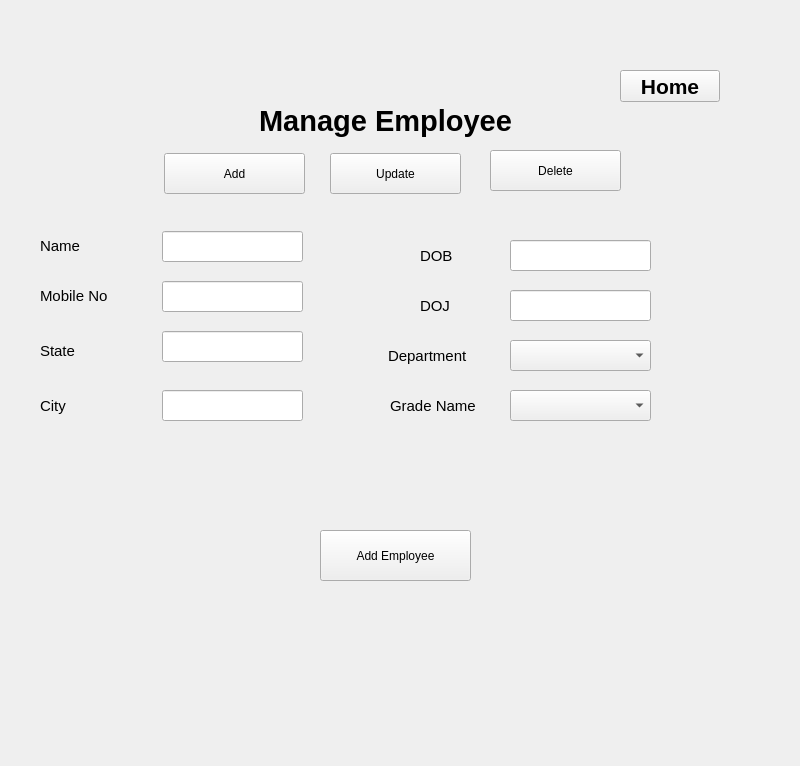
Qt form manageemployeewidget.ui (purvil-patel/Employee_Payroll_System) before a commit.
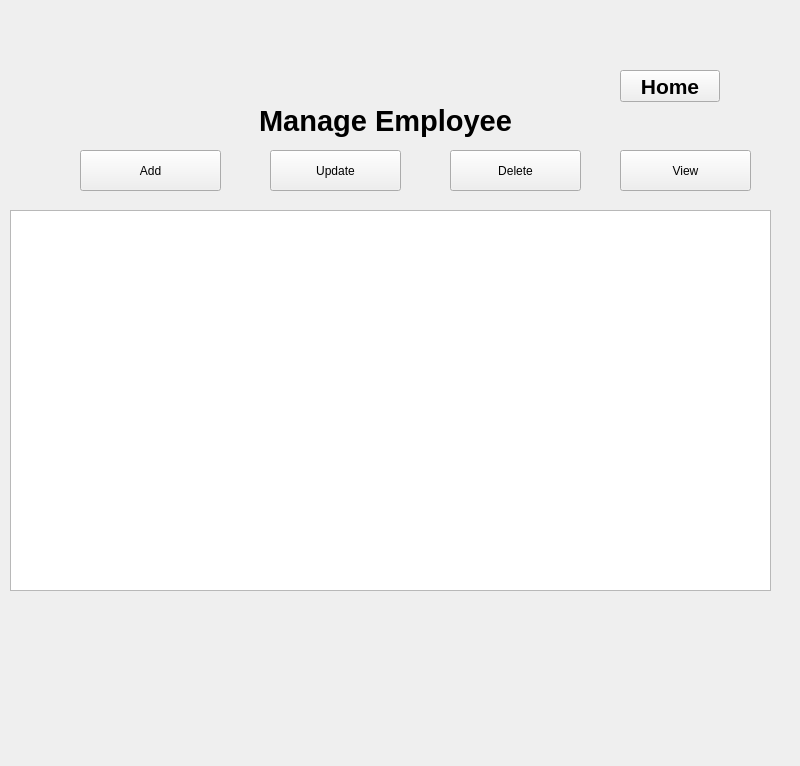
The same form after that commit.

Commit message: Added View func in employee frontend

Diff of the .ui file:
```diff
--- a/manageemployeewidget.ui
+++ b/manageemployeewidget.ui
@@ -62,8 +62,8 @@
   <widget class="QPushButton" name="pushButton_2">
    <property name="geometry">
     <rect>
-     <x>164</x>
-     <y>153</y>
+     <x>80</x>
+     <y>150</y>
      <width>141</width>
      <height>41</height>
     </rect>
@@ -75,8 +75,8 @@
   <widget class="QPushButton" name="pushButton_5">
    <property name="geometry">
     <rect>
-     <x>330</x>
-     <y>153</y>
+     <x>270</x>
+     <y>150</y>
      <width>131</width>
      <height>41</height>
     </rect>
@@ -88,7 +88,7 @@
   <widget class="QPushButton" name="pushButton_6">
    <property name="geometry">
     <rect>
-     <x>490</x>
+     <x>450</x>
      <y>150</y>
      <width>131</width>
      <height>41</height>
@@ -416,6 +416,29 @@
     <string>Add Employee</string>
    </property>
   </widget>
+  <widget class="QPushButton" name="pushButton_view">
+   <property name="geometry">
+    <rect>
+     <x>620</x>
+     <y>150</y>
+     <width>131</width>
+     <height>41</height>
+    </rect>
+   </property>
+   <property name="text">
+    <string>View</string>
+   </property>
+  </widget>
+  <widget class="QTableWidget" name="tableWidget_employees">
+   <property name="geometry">
+    <rect>
+     <x>10</x>
+     <y>210</y>
+     <width>761</width>
+     <height>381</height>
+    </rect>
+   </property>
+  </widget>
  </widget>
  <resources/>
  <connections/>
```
Left out of the diff: 2 changed lines with no effect on the pictures.
